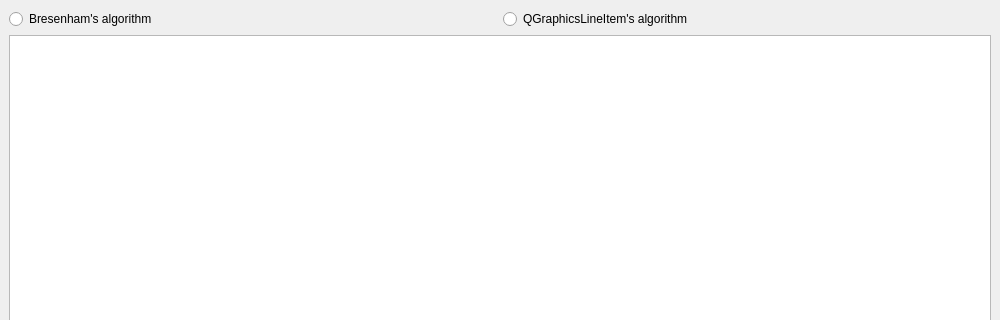
Old version of the form ui/main-window.ui in the repository maciekmazurek/gk1-curvilinear-polygon-editor; both pictures show x 0 to 1000 and y 0 to 320 of the 1000 by 650 pixel window.
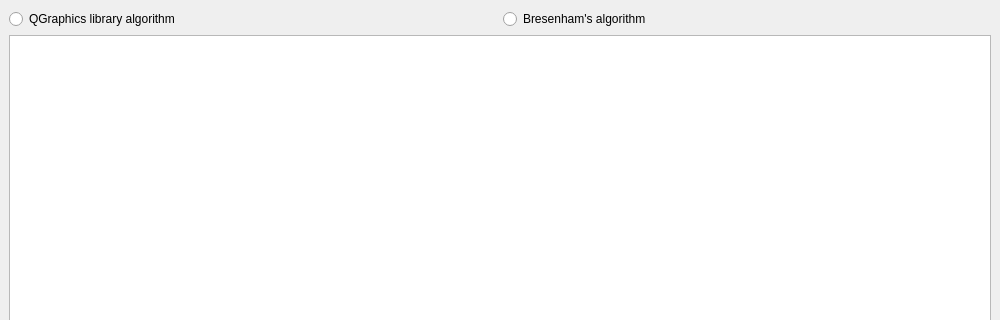
New version of the form.

Commit message: Bresenham algorithm implemantation

```diff
--- a/ui/main-window.ui
+++ b/ui/main-window.ui
@@ -32,14 +32,14 @@
       <item>
        <widget class="QRadioButton" name="radioButton_2">
         <property name="text">
-         <string>Bresenham's algorithm</string>
+         <string>QGraphics library algorithm</string>
         </property>
        </widget>
       </item>
       <item>
        <widget class="QRadioButton" name="radioButton">
         <property name="text">
-         <string>QGraphicsLineItem's algorithm</string>
+         <string>Bresenham's algorithm</string>
         </property>
        </widget>
       </item>
```
Left out of the diff: 4 changed lines with no effect on the pictures. The commit also changes 5 other files.
